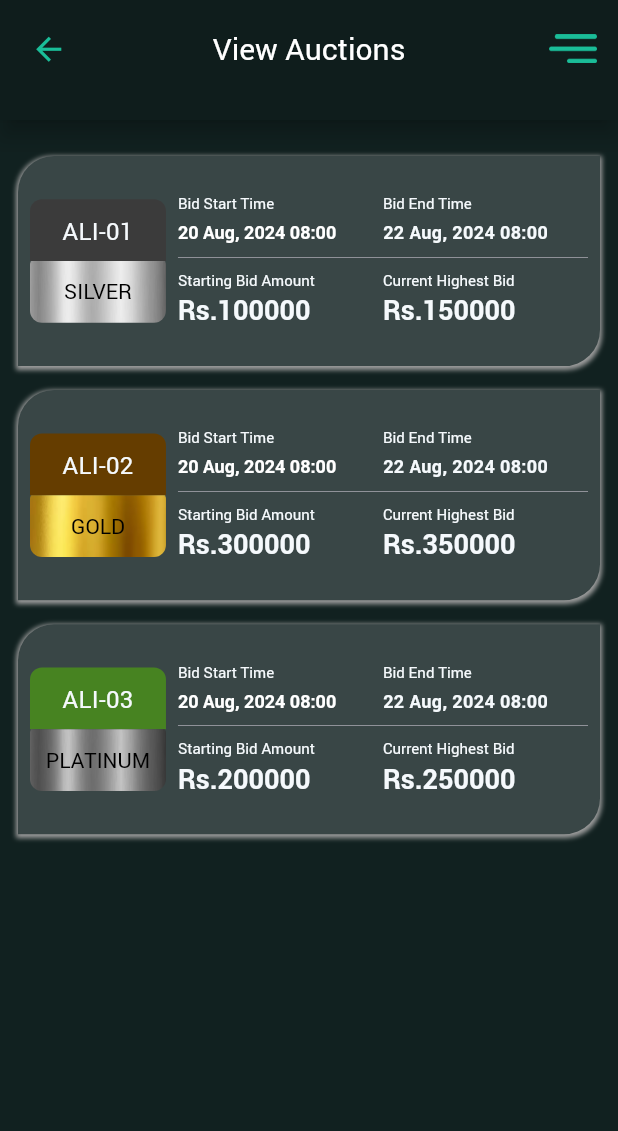
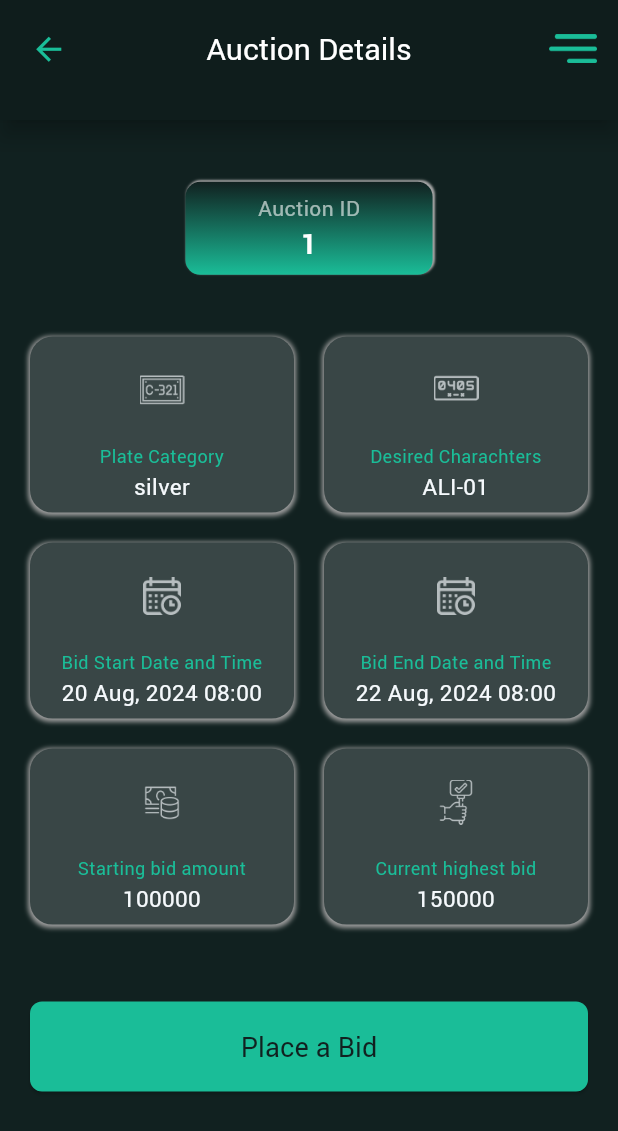
Before and after one commit to amjadjamali06/dummy_app, a Flutter app: the screen it shows after launch, after a tap on "ALI-01", on a phone screen of 412 x 824 dp. Shown: the top 1131 px of the screen. Run offline on Flutter 3.47's test engine with Material 3 defaults, Android fonts, the phone set to English and light mode, and no system bars; our stand-ins replace awesome_dialog, connectivity_plus, dropdown_search, flutter_secure_storage, fluttertoast, get and 2 more; missing offline and left inert: mask_input_formatter.

Commit message:
1- Updated Auction Detail Card according to new theme. 2- Modified Auction Detail Screen according to Auction list Data.

```diff
--- /dev/null
+++ b/lib/controllers/auction_detail_screen_controller.dart
@@ -0,0 +1,15 @@
+import 'package:flutter/material.dart';
+import 'package:get/get.dart';
+import 'package:excise_e_auction/utils/constants.dart';
+
+class AuctionDetailScreenController extends GetxController {
+  GlobalKey<ScaffoldState> scaffoldKey = GlobalKey<ScaffoldState>();
+
+  Future<void> onHomeCardTap(String title) async {
+    switch (title) {
+      case "Registration":
+        Get.toNamed(kRegistrationScreenRoute);
+    }
+  }
+
+}
--- a/lib/controllers/custom_widget_controllers/custom_end_drawer_controller.dart
+++ b/lib/controllers/custom_widget_controllers/custom_end_drawer_controller.dart
@@ -11,7 +11,7 @@ class CustomEndDrawerController extends GetxController{
     if(title == 'Logout'){
       CustomDialogs().confirmationDialog(message: "Are you sure want to Logout?", yesFunction: () async{
         await UserSession().logout();
-        Get.offAllNamed(kHomeScreenRoute);
+        Get.offAllNamed(kAuctionDetailScreenRoute);
       });
     } else if(title=='Settings' && Get.currentRoute != kSplashScreenRoute){
       Get.offAllNamed(kSettingScreenRoute, predicate: (r)=>r.isFirst);
--- a/lib/controllers/home_screen_controller.dart
+++ /dev/null
@@ -1,50 +0,0 @@
-import 'package:flutter/material.dart';
-import 'package:get/get.dart';
-import 'package:excise_e_auction/utils/constants.dart';
-
-class HomeScreenController extends GetxController {
-  GlobalKey<ScaffoldState> scaffoldKey = GlobalKey<ScaffoldState>();
-
-
-  Future<void> onHomeCardTap(String title) async {
-    switch (title) {
-      case "Registration":
-        Get.toNamed(kRegistrationScreenRoute);
-    }
-  }
-
-  List<Map<String,dynamic>> homeCards = [
-    {
-      "title": "Plate Category",
-      "iconPath": "assets/icons/plate-1.png",
-      "subTitle": "PLATINUM",
-    },
-    {
-      "title": "Desired Charachters",
-      "iconPath": "assets/icons/plate-2.png",
-      "subTitle": "AHMED07",
-    },
-    {
-      "title": "Bid Start Date and Time",
-      "iconPath": "assets/icons/calander.png",
-      "subTitle": "02 JAN 2024 | 11:59",
-    },
-    {
-      "title": "Bid End Date and Time",
-      "iconPath": "assets/icons/calander.png",
-      "subTitle": "02 FEB 2024 | 11:59",
-    },
-    {
-      "title": "Starting bid amount",
-      "iconPath": "assets/icons/price.png",
-      "subTitle": "11,123,1",
-    },
-    {
-      "title": "Current highest bid",
-      "iconPath": "assets/icons/auction.png",
-      "subTitle": "1,231,1",
-    }
-
-  ];
-
-}
--- /dev/null
+++ b/lib/ui/screens/auction_detail_screen.dart
@@ -0,0 +1,184 @@
+// ignore_for_file: public_member_api_docs, sort_constructors_first
+/* Created By Bilawal Mehmood  on 25-JAN-2024*/
+import 'package:excise_e_auction/models/auction_model.dart';
+import 'package:excise_e_auction/ui/custom_widgets/general_button.dart';
+import 'package:flutter/material.dart';
+import 'package:get/get.dart';
+import 'package:excise_e_auction/controllers/auction_detail_screen_controller.dart';
+import 'package:excise_e_auction/ui/custom_widgets/custom_scaffold.dart';
+import 'package:excise_e_auction/utils/app_colors.dart';
+
+class AuctionDetailScreen extends GetView<AuctionDetailScreenController> {
+  final AuctionModel auctionModel;
+  const AuctionDetailScreen({
+    super.key,
+    required this.auctionModel,
+  });
+
+  @override
+  Widget build(BuildContext context) {
+    return CustomScaffold(
+      className: runtimeType.toString(),
+      screenName: "Auction Details",
+      scaffoldKey: controller.scaffoldKey,
+      body: buildBody,
+      horizontalPadding: 20,
+    );
+  }
+
+  Widget get buildBody {
+    return Padding(
+      padding: EdgeInsets.only(top: Get.height * 0.05),
+      child: Column(
+        crossAxisAlignment: CrossAxisAlignment.center,
+        children: [
+          Container(
+            width: Get.width * 0.4,
+            padding: const EdgeInsets.all(8),
+            decoration: BoxDecoration(
+                gradient: const LinearGradient(
+                    colors: [kPrimaryDarkColor, kPrimaryColor],
+                    begin: Alignment.topCenter,
+                    end: Alignment.bottomCenter),
+                boxShadow: const [
+                  BoxShadow(
+                      blurRadius: 0.5,
+                      color: kLightGreyColor,
+                      offset: Offset(1, -1))
+                ],
+                borderRadius: BorderRadius.circular(10)),
+            child: Center(
+                child: Column(
+              mainAxisAlignment: MainAxisAlignment.center,
+              children: [
+                Text(
+                  "Auction ID",
+                  style: TextStyle(
+                      fontWeight: FontWeight.w500,
+                      color: Colors.white.withOpacity(0.6)),
+                ),
+                Text(
+                  auctionModel.id,
+                  style: const TextStyle(
+                      fontSize: 18,
+                      fontWeight: FontWeight.w700,
+                      color: Colors.white),
+                ),
+              ],
+            )),
+          ),
+          SizedBox(height: Get.height * 0.05),
+          GridView(
+            shrinkWrap: true,
+            physics: const NeverScrollableScrollPhysics(),
+            gridDelegate: const SliverGridDelegateWithFixedCrossAxisCount(
+                crossAxisCount: 2,
+                childAspectRatio: 1.5,
+                crossAxisSpacing: 20,
+                mainAxisSpacing: 20),
+            children: [
+              auctionDetailCard(
+                onTap: () {},
+                title: "Plate Category",
+                subTitle: auctionModel.bidType,
+                iconPath: "assets/icons/plate-1.png",
+              ),
+               auctionDetailCard(
+                onTap: () {},
+                title: "Desired Charachters",
+                subTitle: auctionModel.numberPlat,
+                iconPath: "assets/icons/plate-2.png",
+              ),
+              auctionDetailCard(
+                onTap: () {},
+                title: "Bid Start Date and Time",
+                subTitle: auctionModel.startDate,
+                iconPath: "assets/icons/calander.png",
+                size: 25,
+              ),
+               auctionDetailCard(
+                onTap: () {},
+                title: "Bid End Date and Time",
+                subTitle: auctionModel.endDate,
+                iconPath: "assets/icons/calander.png",
+                size: 25,
+              ),
+               auctionDetailCard(
+                onTap: () {},
+                title: "Starting bid amount",
+                subTitle: auctionModel.bidStartAmount,
+                iconPath: "assets/icons/price.png",
+              ),
+               auctionDetailCard(
+                onTap: () {},
+                title: "Current highest bid",
+                subTitle: auctionModel.bidEndAmount,
+                iconPath: "assets/icons/auction.png",
+              )
+            ],
+          ),
+          SizedBox(height: Get.height * 0.05),
+          GeneralButton(onPressed: () {}, text: "Place a Bid")
+        ],
+      ),
+    );
+  }
+
+  Widget auctionDetailCard(
+      {String title = "Title",
+      String subTitle = "Title",
+      String iconPath = 'assets/icons/l_plate.png',
+      double size = 30,
+      required Function() onTap}) {
+    return GestureDetector(
+      onTap: onTap,
+      child: Container(
+        width: Get.width,
+        padding: const EdgeInsets.all(8),
+        decoration: BoxDecoration(
+            color: kCardColor,
+            borderRadius: BorderRadius.circular(15),
+            boxShadow: [
+              BoxShadow(
+            color: Colors.grey.shade500,
+            offset: const Offset(0, 1),
+            spreadRadius: 1,
+            blurRadius: 2,
+          )
+            ]),
+        child: Column(
+          mainAxisAlignment: MainAxisAlignment.spaceEvenly,
+          crossAxisAlignment: CrossAxisAlignment.center,
+          children: [
+            Expanded(
+              child: Image.asset(
+                iconPath,
+                height: size,
+                width: size,
+                fit: BoxFit.contain,
+                color: kTextLightColor,
+              ),
+            ),
+            const SizedBox(height: 8),
+            Text(title,
+                textAlign: TextAlign.center,
+                overflow: TextOverflow.ellipsis,
+                maxLines: 2,
+                style: const TextStyle(
+                    fontSize: 12,
+                    fontWeight: FontWeight.w400,
+                    color: kPrimaryColor)),
+            Text(subTitle,
+                textAlign: TextAlign.center,
+                overflow: TextOverflow.ellipsis,
+                maxLines: 2,
+                style: const TextStyle(
+                    fontSize: 15,
+                    fontWeight: FontWeight.w500,
+                    color: kTextColor))
+          ],
+        ),
+      ),
+    );
+  }
+}
--- a/lib/ui/screens/auctions_list_screen.dart
+++ b/lib/ui/screens/auctions_list_screen.dart
@@ -1,7 +1,7 @@
 import 'package:excise_e_auction/controllers/auctions_list_screen_controller.dart';
 import 'package:excise_e_auction/ui/custom_widgets/custom_scaffold.dart';
 import 'package:excise_e_auction/utils/app_colors.dart';
-import 'package:flutter/foundation.dart';
+import 'package:excise_e_auction/utils/constants.dart';
 import 'package:flutter/material.dart';
 import 'package:flutter/widgets.dart';
 import 'package:get/get.dart';
@@ -24,7 +24,7 @@ class AuctionsListScreen extends GetView<AuctionsListScreenController> {
           itemBuilder: (context, index) {
             final auction = controller.auctionsList[index];
             return AuctionCard(
-              onTap: (){},
+              onTap: (){ Get.toNamed(kAuctionDetailScreenRoute, arguments:controller.auctionsList[index]);},
               numberPlat: auction.numberPlat,
               bidType: auction.bidType,
               startDate: auction.startDate,
--- a/lib/ui/screens/home_screen.dart
+++ /dev/null
@@ -1,93 +0,0 @@
-/* Created By Bilawal Mehmood  on 25-JAN-2024*/
-import 'package:excise_e_auction/ui/custom_widgets/general_button.dart';
-import 'package:flutter/material.dart';
-import 'package:get/get.dart';
-import 'package:excise_e_auction/controllers/home_screen_controller.dart';
-import 'package:excise_e_auction/ui/custom_widgets/custom_scaffold.dart';
-import 'package:excise_e_auction/utils/app_colors.dart';
-
-class HomeScreen extends GetView<HomeScreenController> {
-  const HomeScreen({super.key});
-
-  @override
-  Widget build(BuildContext context) {
-    return CustomScaffold(
-      className: runtimeType.toString(),
-      screenName: "",
-      scaffoldKey: controller.scaffoldKey,
-      body: buildBody,
-      horizontalPadding: 20,
-    );
-  }
-
-  Widget get buildBody {
-    return Padding(
-      padding: EdgeInsets.only(top: Get.height*0.05),
-      child: Column(
-        crossAxisAlignment: CrossAxisAlignment.center,
-        children: [
-          Container(
-            width: Get.width*0.4,
-            padding: const EdgeInsets.all(8),
-            decoration: BoxDecoration(
-             gradient: LinearGradient(
-               colors: [kPrimaryColor,kPrimaryColor.withOpacity(0.8)],
-               begin: Alignment.topCenter,
-               end: Alignment.bottomCenter
-             ),
-              borderRadius: BorderRadius.circular(10)
-            ),
-            child: Center(
-              child: Column(
-              mainAxisAlignment: MainAxisAlignment.center,
-              children: [
-                Text("Auction ID",style: TextStyle(fontSize: 20,fontWeight: FontWeight.w500,color: Colors.white.withOpacity(0.5)),),
-                const Text("0011234",style: TextStyle(fontSize: 24,fontWeight: FontWeight.w500,color: Colors.white),),
-              ],
-            )),
-          ),
-          SizedBox(height: Get.height*0.05),
-          GridView.builder(
-            shrinkWrap: true,
-            itemCount: controller.homeCards.length,
-            gridDelegate: const SliverGridDelegateWithFixedCrossAxisCount(crossAxisCount: 2, childAspectRatio: 1.2, crossAxisSpacing: 10,mainAxisSpacing: 20),
-            itemBuilder: (context,index){
-              return homeCard(title: controller.homeCards[index]["title"],subTitle: controller.homeCards[index]["subTitle"],iconPath: controller.homeCards[index]["iconPath"],onTap: (){});
-            }
-          ),
-          SizedBox(height: Get.height*0.05),
-          GeneralButton(onPressed: (){},text: "Place a Bid",color: kBlackColor,)
-        ],
-      ),
-    );
-  }
-
-   Widget homeCard({String title="Title", String subTitle="Title", String iconPath='assets/icons/l_plate.png', required Function() onTap}) {
-    return GestureDetector(
-      onTap: onTap,
-      child: Container(
-        width: Get.width,
-        padding: const EdgeInsets.all(8),
-        decoration:  BoxDecoration(
-          color: Colors.white,
-          borderRadius: BorderRadius.circular(5) ,
-          boxShadow:  const [
-            BoxShadow(color: Colors.black12,blurRadius: 7,offset: Offset(2, 2)),
-            BoxShadow(color: Colors.black12,blurRadius: 7,offset: Offset(-2, -2))
-            ]
-        ),
-        child: Column(
-          mainAxisAlignment: MainAxisAlignment.center,
-          crossAxisAlignment: CrossAxisAlignment.center,
-          children: [
-            Image.asset(iconPath,height: 30,width: 30, fit: BoxFit.contain),
-            Text(title,textAlign: TextAlign.center,overflow: TextOverflow.ellipsis,maxLines: 2,
-              style:  const TextStyle(fontSize: 12,fontWeight: FontWeight.w400,color: kPrimaryColor)),
-            Text(subTitle,textAlign: TextAlign.center,overflow: TextOverflow.ellipsis,maxLines: 2,
-              style:  const TextStyle(fontSize: 15,fontWeight: FontWeight.w500,color: kBlackColor))
-          ],
-        ),
-      ),
-    );
-  }
-}
--- a/lib/utils/constants.dart
+++ b/lib/utils/constants.dart
@@ -7,7 +7,7 @@ const String kSplashScreenRoute = "/";
 const String kLoginScreenRoute = "/LOGIN_SCREEN";
 const String kLoginTScreenRoute = "/LOGIN_T_SCREEN";
 const String kRegistrationScreenController = "/REGISTRATION_SCREEN_CONTROLLER";
-const String kHomeScreenRoute = "/HOME_SCREEN";
+const String kAuctionDetailScreenRoute = "/AUCTION_DETAIL_SCREEN";
 const String kDashboardScreenRoute = "/DASHBOARD_SCREEN";
 const String kSettingScreenRoute = "/SETTING_SCREEN";
 const String kRegistrationScreenRoute = "/REGISTRATION_SCREEN";
--- a/lib/utils/route_management.dart
+++ b/lib/utils/route_management.dart
@@ -1,4 +1,4 @@
-import 'package:excise_e_auction/controllers/login_t_screen_controller.dart';
+import 'package:excise_e_auction/models/auction_model.dart';
 // import 'package:excise_e_auction/ui/screens/e_auction_screen.dart';
 import 'package:excise_e_auction/ui/screens/login_t_screen.dart';
 import 'package:excise_e_auction/ui/screens/premium_number_list_screen.dart';
@@ -14,7 +14,7 @@ import 'package:excise_e_auction/ui/screens/splash_screen.dart';
 import 'package:excise_e_auction/ui/screens/tag_winning_nbr_screen.dart';
 import 'package:get/get.dart';
 import 'package:excise_e_auction/ui/screens/dashboard_screen.dart';
-import 'package:excise_e_auction/ui/screens/home_screen.dart';
+import 'package:excise_e_auction/ui/screens/auction_detail_screen.dart';
 import 'package:excise_e_auction/ui/screens/login_screen.dart';
 import 'package:excise_e_auction/utils/constants.dart';
 import 'package:excise_e_auction/utils/screen_bindings.dart';
@@ -43,8 +43,11 @@ class RouteManagement {
         binding: ScreensBindings(),
       ),
       GetPage(
-        name: kHomeScreenRoute,
-        page: () => const HomeScreen(),
+        name: kAuctionDetailScreenRoute ,
+        page: () {
+          AuctionModel auctionModel = Get.arguments as AuctionModel;
+          return AuctionDetailScreen(auctionModel: auctionModel);
+        },
         binding: ScreensBindings(),
       ),
       GetPage(
--- a/lib/utils/screen_bindings.dart
+++ b/lib/utils/screen_bindings.dart
@@ -12,7 +12,7 @@ import 'package:excise_e_auction/controllers/auction_request_category_screen_con
 import 'package:get/get.dart';
 import 'package:excise_e_auction/controllers/custom_widget_controllers/custom_end_drawer_controller.dart';
 import 'package:excise_e_auction/controllers/dashboard_screen_controller.dart';
-import 'package:excise_e_auction/controllers/home_screen_controller.dart';
+import 'package:excise_e_auction/controllers/auction_detail_screen_controller.dart';
 import 'package:excise_e_auction/controllers/login_screen_controller.dart';
 import 'package:excise_e_auction/controllers/setting_screen_controller.dart';
 import 'package:excise_e_auction/controllers/splash_screen_controller.dart';
@@ -27,7 +27,7 @@ class ScreensBindings extends Bindings {
   void dependencies() {
     Get.lazyPut(() => SplashScreenController());
     Get.lazyPut(() => DashboardScreenController());
-    Get.lazyPut(() => HomeScreenController());
+    Get.lazyPut(() => AuctionDetailScreenController());
     Get.lazyPut(() => LoginScreenController());
     Get.lazyPut(() => SettingScreenController());
     Get.lazyPut(() => CustomEndDrawerController());
```
